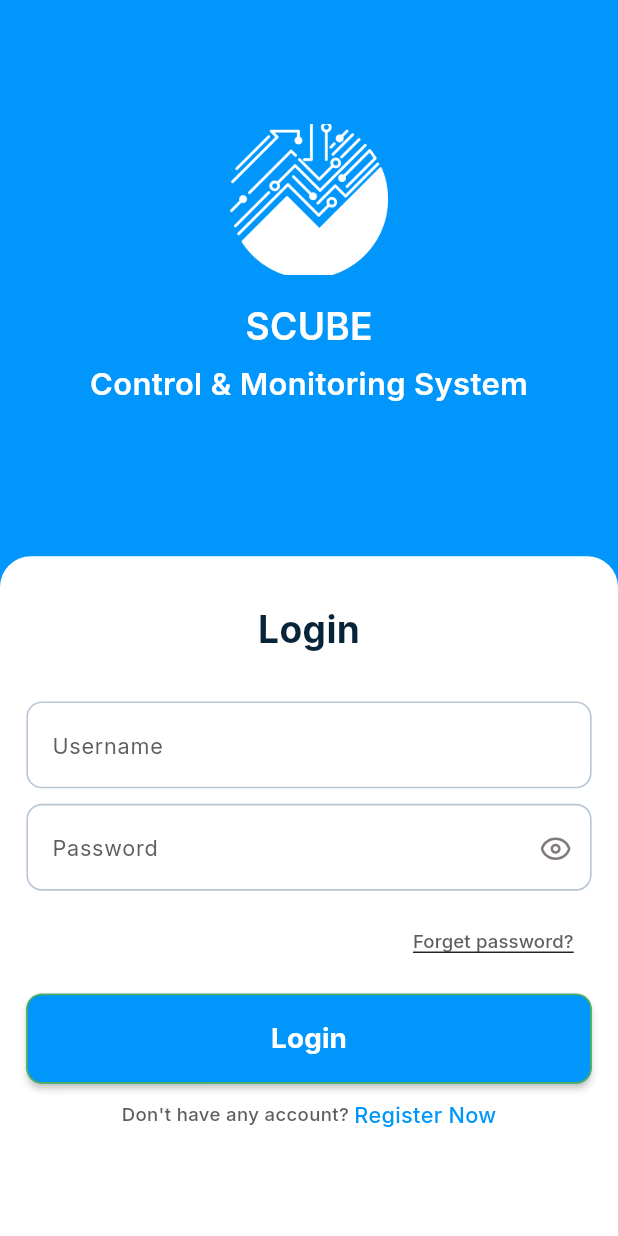
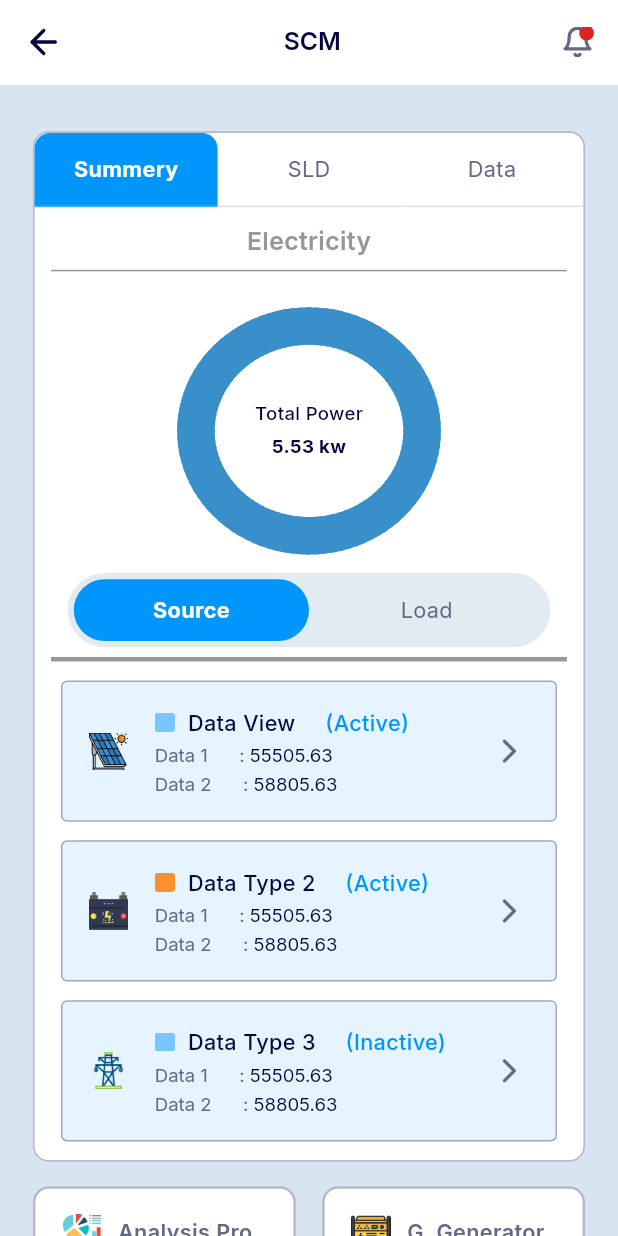
Before and after one commit to flutterdevrabby/scubeTask, a Flutter app: the screen it shows after launch, on a phone screen of 412 x 824 dp. Run offline on Flutter 3.47's test engine with Material 3 defaults, Android fonts, the phone set to English and light mode, and no system bars; drawn by our look-alikes of step_progress_indicator; our stand-ins replace flutter_screenutil, flutter_staggered_animations, flutter_svg, go_router, google_fonts.

Commit message:
scm screen has done

```diff
--- a/lib/const/assets_path.dart
+++ b/lib/const/assets_path.dart
@@ -10,6 +10,22 @@ class AssetsIcon {
     static const String logoIcon = "assets/icons/logo.png";
      static const String eyeOnIcon = "assets/icons/eye_on.svg";
       static const String eyeOffIcon = "assets/icons/eye_off.svg";
+      static const String arrowLeftIcon = "assets/icons/arrow-left.svg";
+
+
+       static const String solarCellIcon = "assets/icons/solar-cell.png";
+        static const String batterytIcon = "assets/icons/battery.png";
+         static const String powerIcon = "assets/icons/power.png";
+          static const String blueIcon = "assets/icons/blue.png";
+           static const String orangeIcon = "assets/icons/orange.png";
+            static const String rightArrowIcon = "assets/icons/right_arrow.png";
+
+            //
+            static const String analysisIcon = "assets/icons/analysis_pro.png";
+            static const String plantIcon = "assets/icons/plant.png";
+            static const String generatorIcon = "assets/icons/generator.png";
+            static const String gasIcon = "assets/icons/gas.png";
+            static const String waterIcon = "assets/icons/water.png";
 
 
 }
--- /dev/null
+++ b/lib/const/custom_app_bar.dart
@@ -0,0 +1,70 @@
+import 'package:flutter/material.dart';
+import 'package:flutter_screenutil/flutter_screenutil.dart';
+import 'package:flutter_svg/svg.dart';
+import 'package:scube_task/const/assets_path.dart';
+import 'package:scube_task/const/text_stye.dart';
+
+class CustomAppBar extends StatelessWidget implements PreferredSizeWidget {
+  final String? titleText;
+  final Widget? title;
+  final bool automaticallyImplyLeading;
+  final List<Widget>? actions;
+  final Color? backgroundColor;
+  final Color? foregroundColor;
+  final TextStyle? style;
+  final bool centerTitle;
+  final double height;
+  final Widget? leading;
+
+  const CustomAppBar({
+    super.key,
+    this.titleText,
+    this.title,
+    this.centerTitle = true,
+    this.automaticallyImplyLeading = false,
+    this.actions,
+    this.backgroundColor,
+    this.foregroundColor,
+    this.style,
+    this.leading,
+    this.height = 55,
+  });
+
+  @override
+  Widget build(BuildContext context) {
+    return AppBar(
+      title: Row(
+        mainAxisAlignment: MainAxisAlignment.spaceBetween,
+        children: [
+          // Back icon
+          SvgPicture.asset(
+            AssetsIcon.arrowLeftIcon,
+            width: 24.w,
+            height: 24.h,
+            fit: BoxFit.cover,
+          ),
+
+          // Title Text
+          Text(
+            "SCM",
+            style: TextFontStyle.textLine16C5E5E5EW600.copyWith(
+              color: Color(0xFF04063E),
+            ),
+          ),
+
+          // Notification icon
+          SvgPicture.asset(
+            AssetsIcon.bellIcon,
+            width: 20.w,
+            height: 20.h,
+            fit: BoxFit.cover,
+          ),
+        ],
+      ),
+      backgroundColor: Colors.white,
+    );
+  }
+
+  @override
+  Size get preferredSize => Size.fromHeight(height.h);
+}
--- a/lib/const/text_stye.dart
+++ b/lib/const/text_stye.dart
@@ -47,4 +47,30 @@ class TextFontStyle {
     fontWeight: FontWeight.w700,
     fontSize: 18.sp,
   );
+
+
+    static TextStyle textLine14C5E5E5EW500 = GoogleFonts.inter(
+    color: Color(0xFF5E5E5E),
+    fontWeight: FontWeight.w500,
+    fontSize: 14.sp,
+  );
+
+    static TextStyle textLine12C646984W400 = GoogleFonts.inter(
+    color: Color(0xFF646984),
+    fontWeight: FontWeight.w400,
+    fontSize: 12.sp,
+  );
+
+    static TextStyle textLine14C04063EW400 = GoogleFonts.inter(
+    color: Color(0xFF04063E),
+    fontWeight: FontWeight.w400,
+    fontSize: 12.sp,
+  );
+
+
+    static TextStyle textLine14C646984EW600 = GoogleFonts.inter(
+    color: Color(0xFF646984),
+    fontWeight: FontWeight.w600,
+    fontSize: 14.sp,
+  );
 }
--- /dev/null
+++ b/lib/features/scm/presentaton/scm_screen.dart
@@ -0,0 +1,318 @@
+import 'package:flutter/material.dart';
+import 'package:flutter_screenutil/flutter_screenutil.dart';
+import 'package:flutter_staggered_animations/flutter_staggered_animations.dart';
+import 'package:scube_task/const/assets_path.dart';
+import 'package:scube_task/features/scm/widgets/data_gallery_view.dart';
+import 'package:scube_task/features/scm/widgets/data_view_widget.dart';
+import 'package:step_progress_indicator/step_progress_indicator.dart';
+
+import '../../../const/custom_app_bar.dart';
+import '../../../const/text_stye.dart';
+
+class ScmScreen extends StatefulWidget {
+  const ScmScreen({super.key});
+
+  @override
+  State<ScmScreen> createState() => _ScmScreenState();
+}
+
+class _ScmScreenState extends State<ScmScreen> {
+  final List<String> _tabList = ["Summery", "SLD", "Data"];
+
+  int selectedTabIndex = 0;
+
+  final List<String> _tabList2 = ["Source", "Load"];
+
+  int selectedTab2Index = 0;
+
+  List<Map<String, dynamic>> dataList = [
+    // Data View
+    {
+      "image": AssetsIcon.solarCellIcon,
+      "mark": AssetsIcon.blueIcon,
+      "title": "Data View",
+      "active": "(Active)",
+      "data1": "55505.63",
+      "data2": "58805.63",
+      "left_arrow": AssetsIcon.rightArrowIcon,
+    },
+
+    // Data Type 2
+    {
+      "image": AssetsIcon.batterytIcon,
+      "mark": AssetsIcon.orangeIcon,
+      "title": "Data Type 2",
+      "active": "(Active)",
+      "data1": "55505.63",
+      "data2": "58805.63",
+      "left_arrow": AssetsIcon.rightArrowIcon,
+    },
+
+    // Data Type 3
+    {
+      "image": AssetsIcon.powerIcon,
+      "mark": AssetsIcon.blueIcon,
+      "title": "Data Type 3",
+      "active": "(Inactive)",
+      "data1": "55505.63",
+      "data2": "58805.63",
+      "left_arrow": AssetsIcon.rightArrowIcon,
+    },
+  ];
+
+  //
+  List<Map<String, dynamic>> dataViewList = [
+    {"icon": AssetsIcon.analysisIcon, "title": "Analysis Pro"},
+    {"icon": AssetsIcon.generatorIcon, "title": "G. Generator"},
+    {"icon": AssetsIcon.plantIcon, "title": "Plant Summery"},
+    {"icon": AssetsIcon.gasIcon, "title": "Natural Gas"},
+    {"icon": AssetsIcon.generatorIcon, "title": "D. Generator"},
+    {"icon": AssetsIcon.waterIcon, "title": "Water Process"},
+  ];
+
+  @override
+  Widget build(BuildContext context) {
+    return Scaffold(
+      appBar: CustomAppBar(),
+      backgroundColor: Color(0xFFD9E4F1),
+
+      body: SingleChildScrollView(
+        padding: EdgeInsets.symmetric(horizontal: 20.w),
+        physics: BouncingScrollPhysics(),
+
+        child: Column(
+          children: [
+            SizedBox(height: 30.h),
+
+            // Custom Tabbar
+            Container(
+              width: 1.sw,
+              decoration: BoxDecoration(
+                color: Colors.white,
+                borderRadius: BorderRadius.circular(10.r),
+                border: Border.all(width: 1.w, color: Color(0xFFB6B8D0)),
+              ),
+              child: Column(
+                children: [
+                  SizedBox(
+                    height: 48.h,
+                    child: Row(
+                      children: List.generate(_tabList.length, (index) {
+                        final bool isSelected = selectedTabIndex == index;
+                        return Expanded(
+                          child: InkWell(
+                            onTap: () {
+                              setState(() {
+                                selectedTabIndex = index;
+                              });
+                            },
+                            child: Container(
+                              padding: EdgeInsets.symmetric(
+                                horizontal: 0.w,
+                                vertical: 10.h,
+                              ),
+                              alignment: Alignment.center,
+                              decoration: isSelected
+                                  ? BoxDecoration(
+                                      color: Color(0xFF0096FC),
+
+                                      borderRadius: BorderRadius.only(
+                                        topLeft: Radius.circular(10.r),
+                                        topRight: Radius.circular(10.r),
+                                      ),
+                                      border: Border(
+                                        bottom: BorderSide(
+                                          color: Color(0xFF38B7FF),
+                                          width: 1.w,
+                                        ),
+                                      ),
+                                    )
+                                  : BoxDecoration(
+                                      border: Border(
+                                        bottom: BorderSide(
+                                          color: Color(0xFFDFE3E8),
+                                          width: 1.w,
+                                        ),
+                                      ),
+                                    ),
+                              child: Text(
+                                _tabList[index],
+                                style: TextFontStyle.textLine14C5E5E5EW500
+                                    .copyWith(
+                                      color: isSelected
+                                          ? Color(0xFFFFFFFF)
+                                          : Color(0xFF646984),
+                                      fontWeight: isSelected
+                                          ? FontWeight.w700
+                                          : FontWeight.w400,
+                                    ),
+                              ),
+                            ),
+                          ),
+                        );
+                      }),
+                    ),
+                  ),
+
+                  SizedBox(height: 10.h),
+
+                  Text(
+                    "Electricity",
+                    style: TextFontStyle.textLine16C5E5E5EW600.copyWith(
+                      color: Color(0xFF979797),
+                    ),
+                  ),
+
+                  Padding(
+                    padding: EdgeInsetsGeometry.symmetric(horizontal: 10.w),
+                    child: Divider(color: Color(0xFF979797)),
+                  ),
+
+                  SizedBox(height: 16.h),
+
+                  CircularStepProgressIndicator(
+                    totalSteps: 100,
+                    currentStep: 100,
+                    stepSize: 25,
+                    selectedColor: Color(0xFF398FC9),
+                    width: 160.w,
+                    height: 160.h,
+                    child: Center(
+                      child: Column(
+                        spacing: 4.h,
+                        mainAxisAlignment: MainAxisAlignment.center,
+                        crossAxisAlignment: CrossAxisAlignment.center,
+                        children: [
+                          Text(
+                            "Total Power",
+                            style: TextFontStyle.textLine12C5E5E5EW500.copyWith(
+                              color: Color(0xFF04063E),
+                            ),
+                          ),
+
+                          Text(
+                            "5.53 kw",
+                            style: TextFontStyle.textLine12C5E5E5EW500.copyWith(
+                              color: Color(0xFF04063E),
+                              fontWeight: FontWeight.bold,
+                            ),
+                          ),
+                        ],
+                      ),
+                    ),
+                  ),
+
+                  SizedBox(height: 12.h),
+
+                  SizedBox(
+                    height: 48.h,
+                    child: Padding(
+                      padding: EdgeInsets.symmetric(horizontal: 20.w),
+                      child: Container(
+                        decoration: BoxDecoration(
+                          color: const Color(0xFFE2EBF1),
+                          borderRadius: BorderRadius.circular(30.r),
+                        ),
+                        padding: EdgeInsets.all(4.r),
+                        child: Row(
+                          children: List.generate(_tabList2.length, (index) {
+                            final bool isSelected = selectedTab2Index == index;
+
+                            return Expanded(
+                              child: InkWell(
+                                borderRadius: BorderRadius.circular(26.r),
+                                onTap: () {
+                                  setState(() {
+                                    selectedTab2Index = index;
+                                  });
+                                },
+                                child: AnimatedContainer(
+                                  duration: const Duration(milliseconds: 1),
+                                  curve: Curves.easeInOut,
+                                  alignment: Alignment.center,
+                                  decoration: BoxDecoration(
+                                    color: isSelected
+                                        ? const Color(0xFF0096FC)
+                                        : Colors.transparent,
+                                    borderRadius: BorderRadius.circular(26.r),
+                                  ),
+                                  child: Text(
+                                    _tabList2[index],
+                                    style: TextFontStyle.textLine14C5E5E5EW500
+                                        .copyWith(
+                                          color: isSelected
+                                              ? Colors.white
+                                              : const Color(0xFF646984),
+                                          fontWeight: isSelected
+                                              ? FontWeight.w700
+                                              : FontWeight.w400,
+                                        ),
+                                  ),
+                                ),
+                              ),
+                            );
+                          }),
+                        ),
+                      ),
+                    ),
+                  ),
+
+                  Padding(
+                    padding: EdgeInsetsGeometry.symmetric(horizontal: 10.w),
+                    child: Divider(color: Color(0xFF979797), thickness: 3),
+                  ),
+
+                  //    SizedBox(height: 10.h),
+                  ListView.builder(
+                    itemCount: dataList.length,
+                    shrinkWrap: true,
+                    padding: EdgeInsets.zero,
+                    physics: NeverScrollableScrollPhysics(),
+                    itemBuilder: (_, index) {
+                      var data = dataList[index];
+                      return DataViewWidget(data: data);
+                    },
+                  ),
+
+                  SizedBox(height: 6.h),
+                ],
+              ),
+            ),
+
+            SizedBox(height: 16.h),
+
+            AnimationLimiter(
+              child: GridView.builder(
+                shrinkWrap: true,
+                padding: EdgeInsets.zero,
+                physics: NeverScrollableScrollPhysics(),
+                itemCount: dataViewList.length,
+                gridDelegate: SliverGridDelegateWithFixedCrossAxisCount(
+                  crossAxisCount: 2,
+                  mainAxisSpacing: 10.h,
+                  crossAxisSpacing: 16.w,
+                  childAspectRatio: 148.w / 55.h,
+                ),
+                itemBuilder: (_, index) {
+                  var data = dataViewList[index];
+
+                  return AnimationConfiguration.staggeredGrid(
+                    position: index,
+                    columnCount: 2,
+                    child: ScaleAnimation(
+                      child: FadeInAnimation(
+                        child: DataGalleryView(data: data),
+                      ),
+                    ),
+                  );
+                },
+              ),
+            ),
+
+            SizedBox(height: 60.h),
+          ],
+        ),
+      ),
+    );
+  }
+}
--- /dev/null
+++ b/lib/features/scm/widgets/data_gallery_view.dart
@@ -0,0 +1,41 @@
+import 'package:flutter/material.dart';
+import 'package:flutter_screenutil/flutter_screenutil.dart';
+import 'package:scube_task/const/text_stye.dart';
+
+class DataGalleryView extends StatelessWidget {
+  final Map<String, dynamic> data;
+  const DataGalleryView({super.key, required this.data});
+
+  @override
+  Widget build(BuildContext context) {
+    return Container(
+      padding: EdgeInsets.symmetric(horizontal: 16.w),
+      decoration: BoxDecoration(
+        color: Colors.white,
+        borderRadius: BorderRadius.circular(10.r),
+        border: Border.all(color: Color(0xFFB6B8D0), width: 1.5.w),
+      ),
+      child: Row(
+        spacing: 10.w,
+        mainAxisAlignment: MainAxisAlignment.start,
+        children: [
+          Image.asset(
+            data["icon"],
+            width: 24.w,
+            height: 24.h,
+            fit: BoxFit.cover,
+          ),
+
+          Expanded(
+            child: Text(
+              data["title"],
+              style: TextFontStyle.textLine14C646984EW600,
+              maxLines: 1,
+              overflow: TextOverflow.ellipsis,
+            ),
+          ),
+        ],
+      ),
+    );
+  }
+}
--- /dev/null
+++ b/lib/features/scm/widgets/data_view_widget.dart
@@ -0,0 +1,114 @@
+import 'package:flutter/material.dart';
+import 'package:flutter_screenutil/flutter_screenutil.dart';
+import 'package:scube_task/const/text_stye.dart';
+
+class DataViewWidget extends StatelessWidget {
+  final Map<String, dynamic> data;
+  const DataViewWidget({super.key, required this.data});
+
+  @override
+  Widget build(BuildContext context) {
+    return Container(
+      margin: EdgeInsets.symmetric(horizontal: 16.w, vertical: 6.h),
+      padding: EdgeInsets.symmetric(horizontal: 16.w, vertical: 16.h),
+      decoration: BoxDecoration(
+        color: Color(0xFFE5F4FE),
+        borderRadius: BorderRadius.circular(4.r),
+        border: BoxBorder.all(color: Color(0xFFA5A7B9), width: 1),
+      ),
+
+      child: Row(
+        spacing: 16.w,
+        mainAxisAlignment: MainAxisAlignment.start,
+        children: [
+          // IMage
+          Image.asset(
+            data["image"],
+            width: 24.w,
+            height: 24.h,
+            fit: BoxFit.cover,
+          ),
+
+          // Data View
+          Expanded(
+            child: Column(
+              crossAxisAlignment: CrossAxisAlignment.start,
+              children: [
+                Row(
+                  spacing: 8.w,
+                  children: [
+                    // Mark Icon
+                    Image.asset(
+                      data["mark"],
+                      width: 12.w,
+                      height: 12.h,
+                      fit: BoxFit.cover,
+                    ),
+
+                    // Data
+                    Text(
+                      data["title"],
+                      style: TextFontStyle.textLine14C5E5E5EW500.copyWith(
+                        color: Color(0xFF04063E),
+                      ),
+                    ),
+
+                    SizedBox(width: 2.w),
+
+                    Text(
+                      data["active"],
+                      style: TextFontStyle.textLine14C5E5E5EW500.copyWith(
+                        color: Color(0xFF0096FC),
+                      ),
+                    ),
+                  ],
+                ),
+
+                SizedBox(height: 4.h),
+
+                // Data 1
+                RichText(
+                  text: TextSpan(
+                    text: "Data 1      : ",
+                    style: TextFontStyle.textLine12C646984W400,
+
+                    children: [
+                      TextSpan(
+                        text: data["data1"],
+                        style: TextFontStyle.textLine14C04063EW400,
+                      ),
+                    ],
+                  ),
+                ),
+                SizedBox(height: 4.h),
+
+                // Data 2
+                RichText(
+                  text: TextSpan(
+                    text: "Data 2      : ",
+                    style: TextFontStyle.textLine12C646984W400,
+
+                    children: [
+                      TextSpan(
+                        text: data["data2"],
+                        style: TextFontStyle.textLine14C04063EW400,
+                      ),
+                    ],
+                  ),
+                ),
+              ],
+            ),
+          ),
+
+          // Arrow Icon
+          Image.asset(
+            data["left_arrow"],
+            width: 24.w,
+            height: 24.h,
+            fit: BoxFit.cover,
+          ),
+        ],
+      ),
+    );
+  }
+}
--- a/lib/routes/routes.dart
+++ b/lib/routes/routes.dart
@@ -1,18 +1,21 @@
 import 'package:go_router/go_router.dart';
 
 import '../features/authentication/sign_in/sign_in_screen.dart';
+import '../features/scm/presentaton/scm_screen.dart';
 
 class AppRoutes {
   AppRoutes._(); // private constructor
 
   // Route names
   static const String signin = '/signin';
+  static const String scmScreen = '/scmScreen';
 
   // GoRouter instance
   static final GoRouter router = GoRouter(
-    initialLocation: signin,
+    initialLocation: scmScreen,
     routes: [
       GoRoute(path: signin, builder: (context, state) => const SignInScreen()),
+      GoRoute(path: scmScreen, builder: (context, state) => const ScmScreen()),
     ],
   );
 }
--- a/pubspec.yaml
+++ b/pubspec.yaml
@@ -28,14 +28,17 @@ environment:
 # the latest version available on pub.dev. To see which dependencies have newer
 # versions available, run `flutter pub outdated`.
 dependencies:
+  activity_ring: ^0.3.0
   cupertino_icons: ^1.0.8
   flutter:
     sdk: flutter
   flutter_screenutil: ^5.9.3
+  flutter_staggered_animations: ^1.1.1
   flutter_svg: ^2.2.3
   go_router: ^17.0.1
   google_fonts: ^6.3.3
   provider: ^6.1.5+1
+  step_progress_indicator: ^1.0.2
 
 dev_dependencies:
   flutter_lints: ^6.0.0
```
Also changed, not shown: assets/icons/analysis_pro.png (added), assets/icons/arrow-left.svg (added), assets/icons/battery.png (added), assets/icons/blue.png (added), assets/icons/gas.png (added), assets/icons/generator.png (added), assets/icons/orange.png (added), assets/icons/plant.png (added), assets/icons/power.png (added), assets/icons/right_arrow.png (added), assets/icons/solar-cell.png (added), assets/icons/water.png (added), pubspec.lock.
